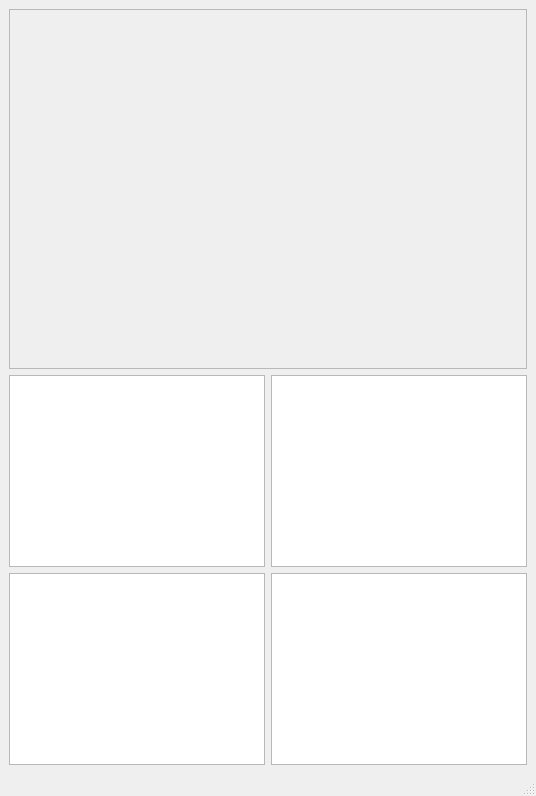
First picture: the form in Base/mainwindow.ui, repository MoiseMoussetafa/ChacalMQTT, before the edit.
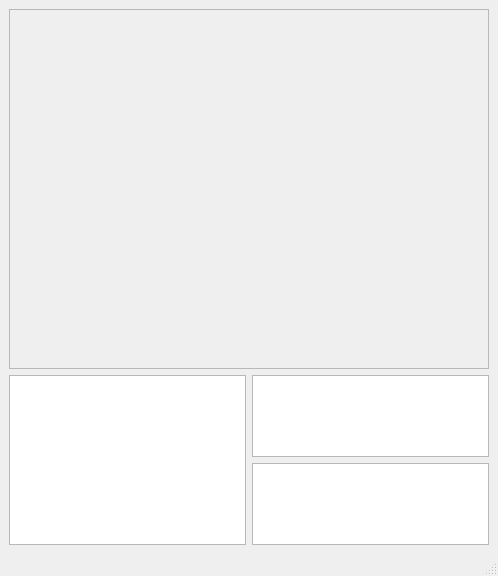
Second picture: the form after the edit.

Commit message: improve code and graphical interface

The edit to the form file:
```diff
--- a/Base/mainwindow.ui
+++ b/Base/mainwindow.ui
@@ -2,6 +2,14 @@
 <ui version="4.0">
  <class>MainWindow</class>
  <widget class="QMainWindow" name="MainWindow">
+  <property name="geometry">
+   <rect>
+    <x>0</x>
+    <y>0</y>
+    <width>498</width>
+    <height>576</height>
+   </rect>
+  </property>
   <property name="windowTitle">
    <string>MainWindow</string>
   </property>
@@ -31,29 +39,31 @@
     </item>
     <item>
      <layout class="QGridLayout" name="gridLayout">
-      <item row="0" column="0">
-       <widget class="QTextEdit" name="textEdit1">
-        <property name="acceptRichText">
-         <bool>false</bool>
-        </property>
-       </widget>
-      </item>
       <item row="0" column="1">
        <widget class="QTextEdit" name="textEdit2">
-        <property name="acceptRichText">
-         <bool>false</bool>
+        <property name="readOnly">
+         <bool>true</bool>
         </property>
-       </widget>
-      </item>
-      <item row="1" column="0">
-       <widget class="QTextEdit" name="textEdit3">
         <property name="acceptRichText">
          <bool>false</bool>
         </property>
        </widget>
       </item>
       <item row="1" column="1">
-       <widget class="QTextEdit" name="textEdit4">
+       <widget class="QTextEdit" name="textEdit3">
+        <property name="readOnly">
+         <bool>true</bool>
+        </property>
+        <property name="acceptRichText">
+         <bool>false</bool>
+        </property>
+       </widget>
+      </item>
+      <item row="0" column="0" rowspan="2">
+       <widget class="QTextEdit" name="textEdit1">
+        <property name="readOnly">
+         <bool>true</bool>
+        </property>
         <property name="acceptRichText">
          <bool>false</bool>
         </property>
```
Left out of the diff: 4 changed lines with no effect on the pictures. The commit also changes 2 other files.
